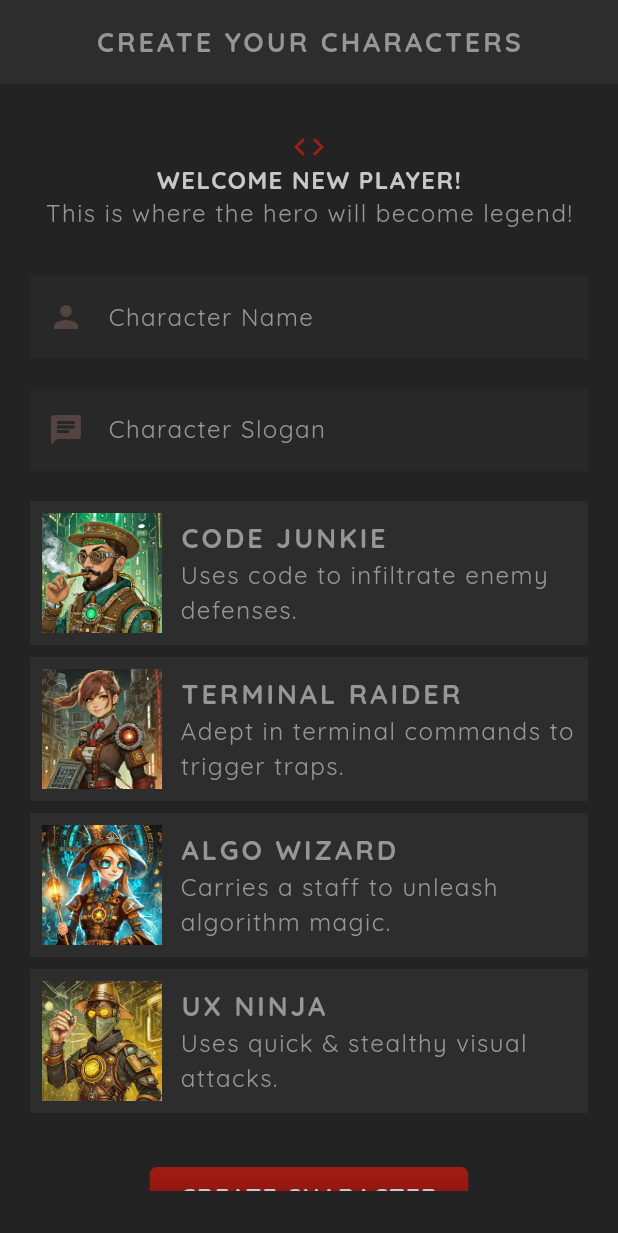
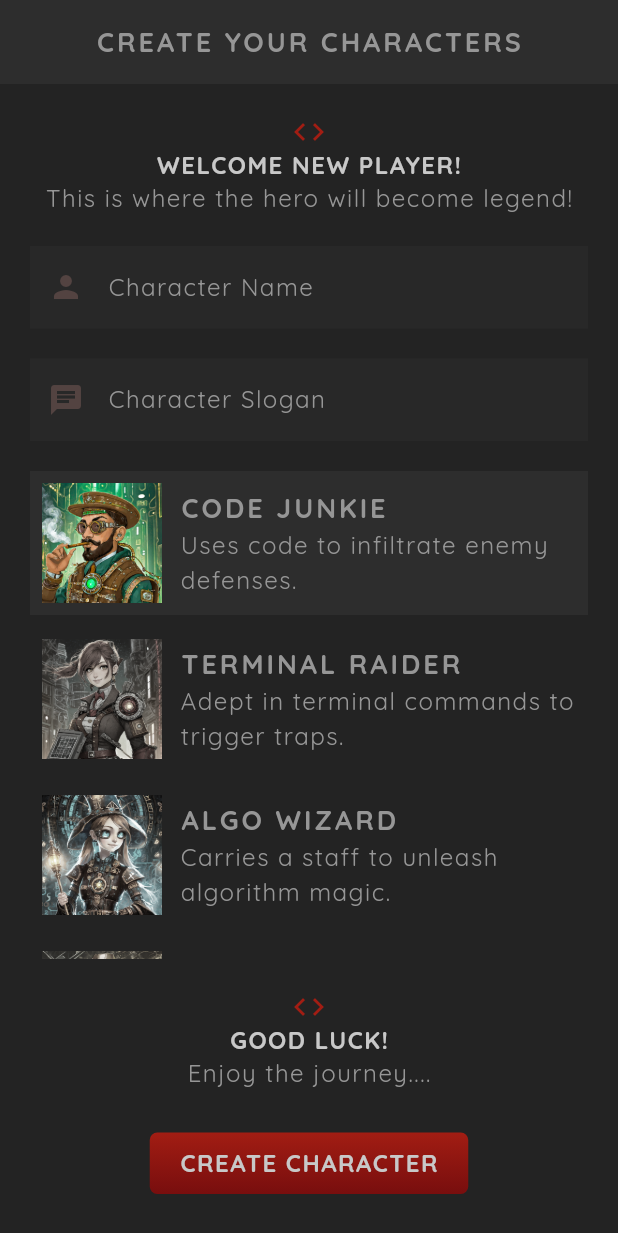
Before and after one commit to sirabdi/flutter-project, a Flutter app: the screen it shows after launch, on a phone screen of 412 x 824 dp. Shown: the top 1233 px of the screen. Run offline on Flutter 3.47's test engine with Material 3 defaults, Android fonts, the phone set to English and light mode, and no system bars; our stand-ins replace google_fonts.

Commit message:
Initiate Flutter RPG

```diff
--- a/flutter_rpg/lib/models/character.dart
+++ b/flutter_rpg/lib/models/character.dart
@@ -37,18 +37,18 @@ List<Character> characters = [
     name: 'Abdi Sembada',
     slogan: 'Write Code, Play Games, Hug Wife, Sleep Late, Repeat!',
     vocation: Vocation.wizard,
-    id: "1461404721",
+    id: "1",
   ),
   Character(
     name: 'Yulita Susilowati',
     slogan: 'Eat, Eat, Eat, get money from husband',
     vocation: Vocation.ninja,
-    id: "1461404720",
+    id: "2",
   ),
   Character(
     name: 'Danu Aditya',
     slogan: 'Fire In The Hole!',
     vocation: Vocation.raider,
-    id: "1461404719",
+    id: "3",
   ),
 ];
--- a/flutter_rpg/lib/screens/create/create.dart
+++ b/flutter_rpg/lib/screens/create/create.dart
@@ -6,6 +6,9 @@ import 'package:flutter_rpg/shared/styled_button.dart';
 import 'package:flutter_rpg/shared/styled_text.dart';
 import 'package:flutter_rpg/theme.dart';
 import 'package:google_fonts/google_fonts.dart';
+import 'package:uuid/uuid.dart';
+
+var uuid = Uuid();
 
 class Create extends StatefulWidget {
   const Create({super.key});
@@ -18,6 +21,8 @@ class _CreateState extends State<Create> {
   final _nameController = TextEditingController();
   final _sloganController = TextEditingController();
 
+  Vocation selectedVocation = Vocation.junkie;
+
   @override
   void dispose() {
     _nameController.dispose();
@@ -25,18 +30,32 @@ class _CreateState extends State<Create> {
     super.dispose();
   }
 
+  // handling vocation select
+  void updateVocation(Vocation vocation) {
+    setState(() {
+      selectedVocation = vocation;
+    });
+  }
+
+  // submit form
   void handleSubmit() {
     if (_nameController.text.trim().isEmpty) {
-      print('Name must not be empty!');
+      // show error dialog
       return;
     }
     if (_sloganController.text.trim().isEmpty) {
-      print('Slogan must not be empty!');
+      // show error dialog
       return;
     }
 
-    print(_nameController.text);
-    print(_sloganController.text);
+    characters.add(
+      Character(
+        name: _nameController.text.trim(),
+        slogan: _sloganController.text.trim(),
+        vocation: selectedVocation,
+        id: uuid.v4(),
+      ),
+    );
   }
 
   @override
@@ -47,8 +66,7 @@ class _CreateState extends State<Create> {
         centerTitle: true,
       ),
       body: Container(
-        padding: const EdgeInsets.symmetric(vertical: 30, horizontal: 20),
-        child: SingleChildScrollView(
+        padding: const EdgeInsets.symmetric(vertical: 20, horizontal: 20),
         child: Column(
           children: [
             //welcome message
@@ -57,7 +75,7 @@ class _CreateState extends State<Create> {
             Center(
               child: StyledText('This is where the hero will become legend!'),
             ),
-              const SizedBox(height: 30),
+            const SizedBox(height: 20),
 
             //input form
             TextField(
@@ -83,12 +101,44 @@ class _CreateState extends State<Create> {
             ),
             SizedBox(height: 20),
 
-              VocationCard(vocation: Vocation.junkie),
-              VocationCard(vocation: Vocation.raider),
-              VocationCard(vocation: Vocation.wizard),
-              VocationCard(vocation: Vocation.ninja),
+            Expanded(
+              child: SingleChildScrollView(
+                child: Column(
+                  children: [
+                    VocationCard(
+                      selected: selectedVocation == Vocation.junkie,
+                      onTap: updateVocation,
+                      vocation: Vocation.junkie,
+                    ),
+                    VocationCard(
+                      selected: selectedVocation == Vocation.raider,
+                      onTap: updateVocation,
+                      vocation: Vocation.raider,
+                    ),
+                    VocationCard(
+                      selected: selectedVocation == Vocation.wizard,
+                      onTap: updateVocation,
+                      vocation: Vocation.wizard,
+                    ),
+                    VocationCard(
+                      selected: selectedVocation == Vocation.ninja,
+                      onTap: updateVocation,
+                      vocation: Vocation.ninja,
+                    ),
+                  ],
+                ),
+              ),
+            ),
 
             SizedBox(height: 20),
+
+            //enjoy message
+            Center(child: Icon(Icons.code, color: AppColors.primaryColor)),
+            Center(child: StyledTitle('Good Luck!')),
+            Center(child: StyledText('Enjoy the journey....')),
+
+            SizedBox(height: 20),
+
             Center(
               child: StyledButton(
                 onPressed: handleSubmit,
@@ -97,7 +147,8 @@ class _CreateState extends State<Create> {
             ),
           ],
         ),
-        ),
+        // child: SingleChildScrollView(
+        // ),
       ),
     );
   }
--- a/flutter_rpg/lib/screens/create/vocation_card.dart
+++ b/flutter_rpg/lib/screens/create/vocation_card.dart
@@ -1,15 +1,28 @@
 import 'package:flutter/material.dart';
 import 'package:flutter_rpg/models/vocation.dart';
 import 'package:flutter_rpg/shared/styled_text.dart';
+import 'package:flutter_rpg/theme.dart';
 
 class VocationCard extends StatelessWidget {
-  const VocationCard({super.key, required this.vocation});
+  const VocationCard({
+    super.key,
+    required this.onTap,
+    required this.vocation,
+    required this.selected,
+  });
 
   final Vocation vocation;
+  final Function(Vocation) onTap;
+  final bool selected;
 
   @override
   Widget build(BuildContext context) {
-    return Card(
+    return GestureDetector(
+      onTap: () {
+        onTap(vocation);
+      },
+      child: Card(
+        color: selected ? AppColors.secondaryColor : Colors.transparent,
         child: Padding(
           padding: EdgeInsets.all(8),
           child: Row(
@@ -19,6 +32,9 @@ class VocationCard extends StatelessWidget {
                 'assets/img/vocations/${vocation.image}',
                 width: 80,
                 colorBlendMode: BlendMode.color,
+                color: !selected
+                    ? Colors.black.withAlpha((255 * 0.8).round())
+                    : Colors.transparent,
               ),
               SizedBox(width: 12),
               Expanded(
@@ -34,6 +50,7 @@ class VocationCard extends StatelessWidget {
             ],
           ),
         ),
+      ),
     );
   }
 }
--- a/flutter_rpg/pubspec.yaml
+++ b/flutter_rpg/pubspec.yaml
@@ -35,6 +35,7 @@ dependencies:
   # Use with the CupertinoIcons class for iOS style icons.
   cupertino_icons: ^1.0.8
   google_fonts: ^6.2.1
+  uuid: ^4.5.1
 
 dev_dependencies:
   flutter_test:
```
Also changed, not shown: flutter_rpg/pubspec.lock. Lines whose indentation alone changed are shown as unchanged.
